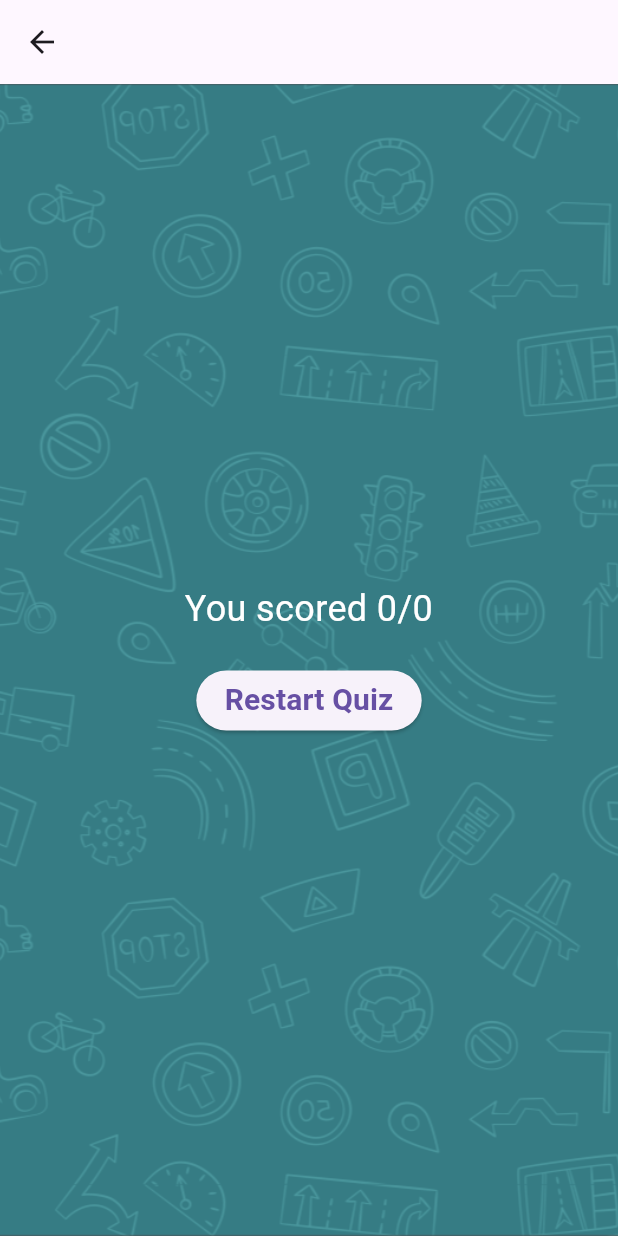
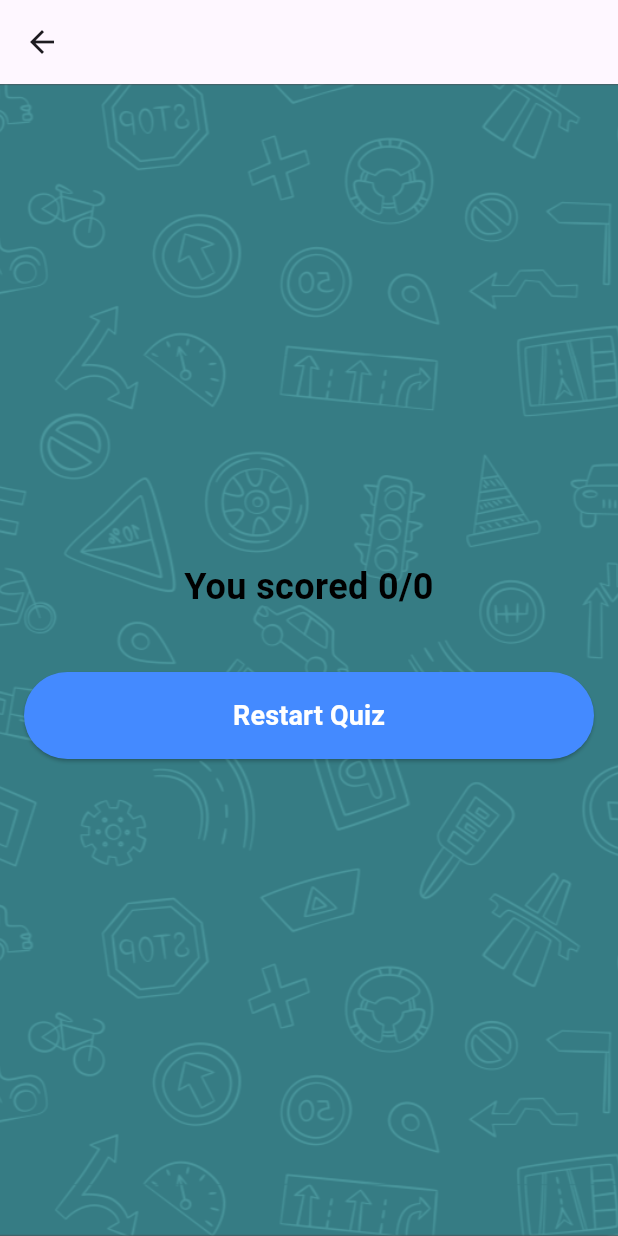
Before and after one commit to AzureAerial/imlds, a Flutter app: the QuizScreen screen opened directly with empty values, on a phone screen of 412 x 824 dp. Run offline on Flutter 3.47's test engine with Material 3 defaults, Android fonts, the phone set to English and light mode, and no system bars; our stand-ins replace cloud_firestore, firebase_auth, firebase_core, shared_preferences; accounts and stored records are empty.

Commit message:
fix after quiz scrolling

```diff
--- a/lib/screens/quiz_screen.dart
+++ b/lib/screens/quiz_screen.dart
@@ -18,7 +18,7 @@ class _QuizScreenState extends State<QuizScreen> {
   int _currentQuestionIndex = 0;
   int _score = 0;
   List<String> _scoreHistory = [];
-  List<Map<String, dynamic>> _incorrectAnswers = []; // Track incorrect answers
+  List<Map<String, dynamic>> _incorrectAnswers = [];
   final FirebaseFirestore _firestore = FirebaseFirestore.instance;
 
   @override
@@ -57,7 +57,6 @@ class _QuizScreenState extends State<QuizScreen> {
     _scoreHistory.add('Score: $score/${widget.questions.length}');
     await prefs.setStringList('${widget.quizTitle}_scoreHistory', _scoreHistory);
 
-    // Also save the score to Firebase
     await _saveScoreToFirebase(score);
   }
 
@@ -86,7 +85,7 @@ class _QuizScreenState extends State<QuizScreen> {
     setState(() {
       _currentQuestionIndex = 0;
       _score = 0;
-      _incorrectAnswers.clear(); // Clear incorrect answers when restarting
+      _incorrectAnswers.clear();
     });
   }
 
@@ -100,19 +99,17 @@ class _QuizScreenState extends State<QuizScreen> {
       body: Center(
         child: Container(
           padding: EdgeInsets.all(16.0),
-          child: Column(
+          child: _currentQuestionIndex < widget.questions.length
+              ? Column(
                   mainAxisAlignment: MainAxisAlignment.center,
                   crossAxisAlignment: CrossAxisAlignment.stretch,
                   children: [
-              if (_currentQuestionIndex < widget.questions.length)
-                ...[
                     Text(
                       widget.questions[_currentQuestionIndex]['question'] as String,
                       style: TextStyle(fontSize: 24),
                       textAlign: TextAlign.center,
                     ),
                     SizedBox(height: 20),
-
                     if (widget.questions[_currentQuestionIndex].containsKey('image'))
                       Image.asset(
                         widget.questions[_currentQuestionIndex]['image'] as String,
@@ -121,7 +118,6 @@ class _QuizScreenState extends State<QuizScreen> {
                         fit: BoxFit.contain,
                       ),
                     SizedBox(height: 20),
-
                     ...(widget.questions[_currentQuestionIndex]['answers'] as List<Map<String, Object>>).map((answer) {
                       return Padding(
                         padding: const EdgeInsets.symmetric(vertical: 8.0),
@@ -134,37 +130,116 @@ class _QuizScreenState extends State<QuizScreen> {
                         ),
                       );
                     }).toList(),
-                ]
-              else
-                Column(
-                  mainAxisAlignment: MainAxisAlignment.center,
+                  ],
+                )
+              : SingleChildScrollView(
+                  child: Column(
+                    crossAxisAlignment: CrossAxisAlignment.stretch,
                     children: [
                       Text(
                         'You scored $_score/${widget.questions.length}',
-                      style: TextStyle(fontSize: 24),
+                        style: TextStyle(
+                          fontSize: 24,
+                          fontWeight: FontWeight.bold,
+                          color: Colors.black,
+                        ),
                         textAlign: TextAlign.center,
                       ),
                       SizedBox(height: 20),
                       if (_incorrectAnswers.isNotEmpty) ...[
-                      Text('Review Incorrect Answers:', style: TextStyle(fontSize: 20)),
+                        Text(
+                          'Review Incorrect Answers:',
+                          style: TextStyle(
+                            fontSize: 22,
+                            fontWeight: FontWeight.bold,
+                            color: Colors.black,
+                          ),
+                          textAlign: TextAlign.center,
+                        ),
+                        SizedBox(height: 20),
+                        ListView.builder(
+                          shrinkWrap: true,
+                          physics: NeverScrollableScrollPhysics(),
+                          itemCount: _incorrectAnswers.length,
+                          itemBuilder: (context, index) {
+                            final incorrect = _incorrectAnswers[index];
+                            return Card(
+                              margin: EdgeInsets.symmetric(vertical: 10),
+                              color: Colors.grey[200], // Light card background
+                              shape: RoundedRectangleBorder(
+                                borderRadius: BorderRadius.circular(10),
+                              ),
+                              elevation: 5, // Slight shadow for contrast
+                              child: Padding(
+                                padding: const EdgeInsets.all(16.0),
+                                child: Column(
+                                  crossAxisAlignment: CrossAxisAlignment.start,
+                                  children: [
+                                    Text(
+                                      'Question:',
+                                      style: TextStyle(
+                                        fontWeight: FontWeight.bold,
+                                        fontSize: 16,
+                                        color: Colors.black,
+                                      ),
+                                    ),
+                                    Text(
+                                      incorrect['question'],
+                                      style: TextStyle(
+                                        fontSize: 16,
+                                        color: Colors.black,
+                                      ),
+                                    ),
                                     SizedBox(height: 10),
-                      ..._incorrectAnswers.map((incorrect) => Padding(
-                        padding: const EdgeInsets.symmetric(vertical: 4.0),
-                        child: Text(
-                          '${incorrect['question']}\n'
-                          'Your Answer: ${incorrect['selectedAnswer']}\n'
-                          'Correct Answer: ${incorrect['correctAnswer']}\n',
-                          style: TextStyle(fontSize: 20, color: const Color.fromARGB(255, 255, 191, 187)),
+                                    Text(
+                                      'Your Answer:',
+                                      style: TextStyle(
+                                        fontWeight: FontWeight.bold,
+                                        color: Colors.red,
+                                        fontSize: 16,
                                       ),
-                      )),
-                    ],
-                    ElevatedButton(
-                      onPressed: _restartQuiz,
-                      child: Text('Restart Quiz'),
+                                    ),
+                                    Text(
+                                      incorrect['selectedAnswer'],
+                                      style: TextStyle(fontSize: 16, color: Colors.black),
+                                    ),
+                                    SizedBox(height: 10),
+                                    Text(
+                                      'Correct Answer:',
+                                      style: TextStyle(
+                                        fontWeight: FontWeight.bold,
+                                        color: Colors.green,
+                                        fontSize: 16,
+                                      ),
+                                    ),
+                                    Text(
+                                      incorrect['correctAnswer'],
+                                      style: TextStyle(fontSize: 16, color: Colors.black),
                                     ),
                                   ],
                                 ),
+                              ),
+                            );
+                          },
+                        ),
                       ],
+                      SizedBox(height: 20),
+                      ElevatedButton(
+                        onPressed: _restartQuiz,
+                        style: ElevatedButton.styleFrom(
+                          padding: EdgeInsets.symmetric(vertical: 16),
+                          backgroundColor: Colors.blueAccent,
+                        ),
+                        child: Text(
+                          'Restart Quiz',
+                          style: TextStyle(
+                            fontSize: 18,
+                            color: Colors.white,
+                          ),
+                        ),
+                      ),
+                    ],
+                  ),
                 ),
         ),
       ),
```
Lines whose indentation alone changed are shown as unchanged.
